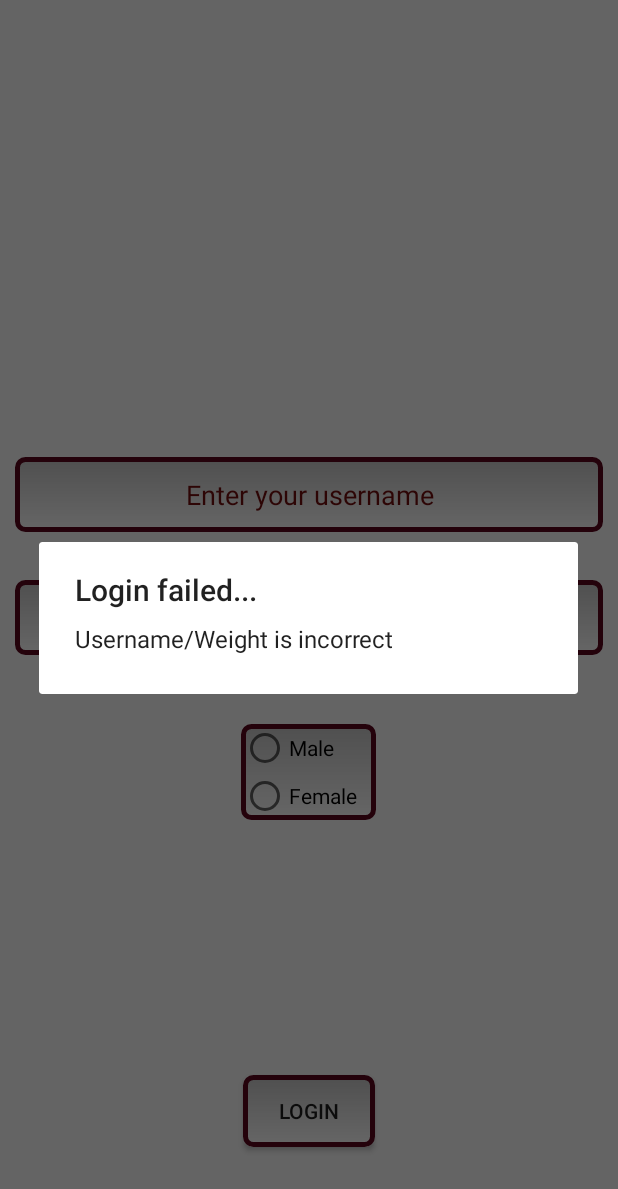
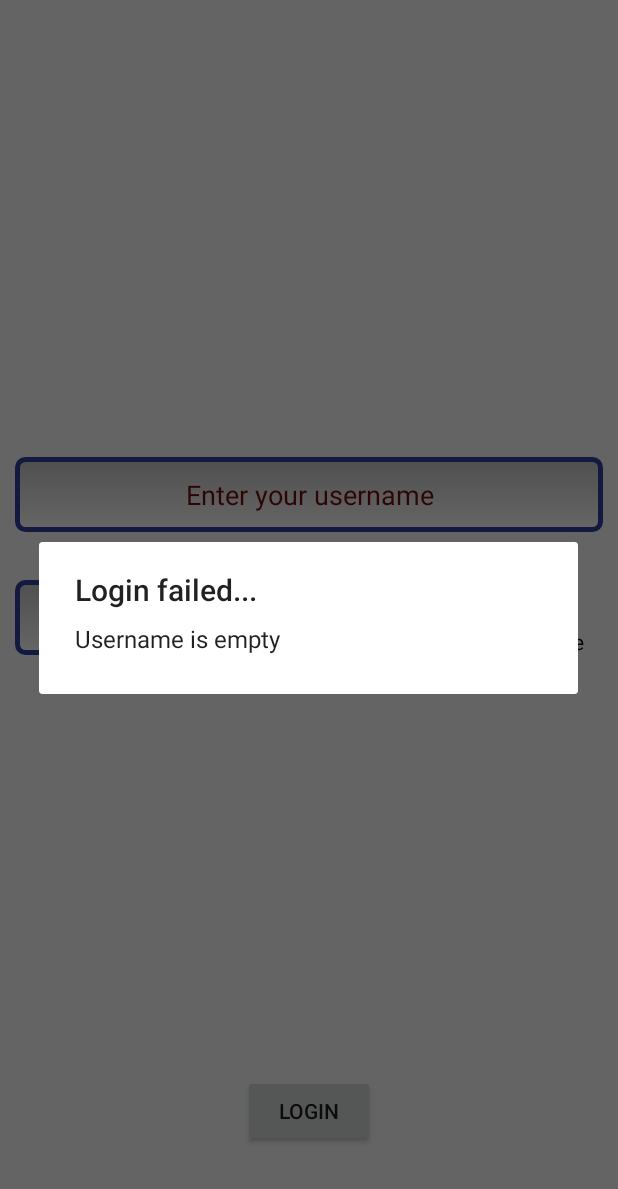
Before and after one commit to billprig/TabLayoutWithViewPager, an Android app: the screen it shows after launch (LoginActivity), after a tap on "LOGIN", on a phone screen of 412 x 824 dp. Shown: the top 1189 px of the screen. Run offline under Robolectric (Android 15) with nearby library versions, the light colour scheme and no system bars.

Commit message:
Τσιγκάνικο interface

```diff
--- a/app/src/main/java/roy/tablayoutwithviewpager/LoginActivity.java
+++ b/app/src/main/java/roy/tablayoutwithviewpager/LoginActivity.java
@@ -79,11 +79,11 @@ public class LoginActivity extends Activity {
                // username = test
                // password = test
                //if(username.equals("test") && password.equals("test")){
-               if(sex.getCheckedRadioButtonId() == -1) {
+               /*if(sex.getCheckedRadioButtonId() == -1) {
                   opendialog("Login failed...","Check your sex region, please");
 
                }
-                else {
+                else {*/
                selected_sex = (RadioButton) findViewById(sex.getCheckedRadioButtonId());
                sexAnswer =  selected_sex.getText().toString();
                // Creating user login session
@@ -95,12 +95,16 @@ public class LoginActivity extends Activity {
                Intent i = new Intent(getApplicationContext(), MainActivity.class);
                startActivity(i);
                finish();
-                  }
+
                }
 
-            else{
+            else if(username.trim().length()== 0) {
                   // username / password doesn't match
-                      opendialog("Login failed...","Username/Weight is incorrect");
+                     opendialog("Login failed...","Username is empty");
+               }
+            else if(weight.length() <2) {
+               // username / password doesn't match
+               opendialog("Login failed...","Weight is incorrect");
             }
             /*}else{
                // user didn't entered username or password
--- a/app/src/main/res/drawable/edittext_background.xml
+++ b/app/src/main/res/drawable/edittext_background.xml
@@ -4,7 +4,7 @@
        android:thickness="0dp"
        android:shape="rectangle">
     <stroke android:width="3dp"
-            android:color="#5b051c"/>
+            android:color="#303F9F"/>
     <corners android:radius="5dp" />
     <gradient
         android:startColor="#C8C8C8"
--- a/app/src/main/res/layout/activity_login.xml
+++ b/app/src/main/res/layout/activity_login.xml
@@ -2,8 +2,9 @@
                 xmlns:tools="http://schemas.android.com/tools"
                 android:layout_width="match_parent"
                 android:layout_height="match_parent"
-                android:padding="10dip"
-                android:orientation="vertical">
+                android:padding="10dp"
+                android:orientation="vertical"
+    >
 
 
 
@@ -36,7 +37,9 @@
               android:minWidth="50dp"
               android:singleLine="true"
               android:layout_centerVertical="true"
-              android:layout_centerHorizontal="true"/>
+              android:layout_toStartOf="@+id/sex"
+              android:layout_alignRight="@+id/btnLogin"
+              android:layout_alignEnd="@+id/btnLogin"/>
 
 
 
@@ -47,13 +50,11 @@
         android:id="@+id/sex"
         android:layout_width="wrap_content"
         android:layout_height="wrap_content"
-        android:layout_below="@+id/txtWeight"
-        android:layout_centerHorizontal="true"
-        android:layout_marginTop="46dp"
-        android:background="@drawable/edittext_background"
-        android:minHeight="50dp"
+        android:minHeight="60dp"
         android:minWidth="90dp"
-        >
+        android:layout_centerVertical="true"
+        android:layout_alignParentRight="true"
+        android:layout_alignParentEnd="true">
 
 
 
@@ -61,7 +62,9 @@
             android:layout_width="wrap_content"
             android:layout_height="wrap_content"
             android:text="Male"
+            android:checked="true"
             android:id="@+id/Male"
+            android:buttonTint="@color/colorPrimaryDark"
             />
 
         <RadioButton
@@ -69,6 +72,7 @@
         android:layout_height="wrap_content"
         android:text="Female"
         android:id="@+id/Female"
+        android:buttonTint="@color/colorPrimaryDark"
         />
 
     </RadioGroup>
@@ -80,8 +84,7 @@
             android:layout_gravity="center_horizontal"
             android:layout_alignParentBottom="true"
             android:layout_centerHorizontal="true"
-            android:layout_marginBottom="49dp"
-            android:background="@drawable/edittext_background"/>
+            android:layout_marginBottom="49dp"/>
 
 
 </RelativeLayout>
```
Lines whose indentation alone changed are shown as unchanged.
